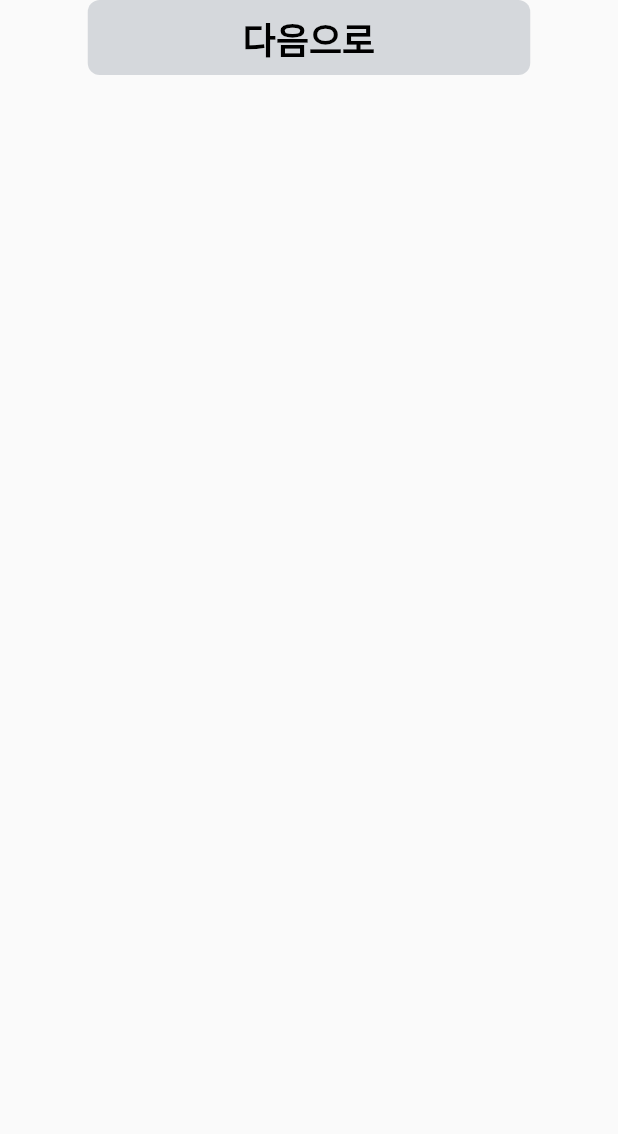
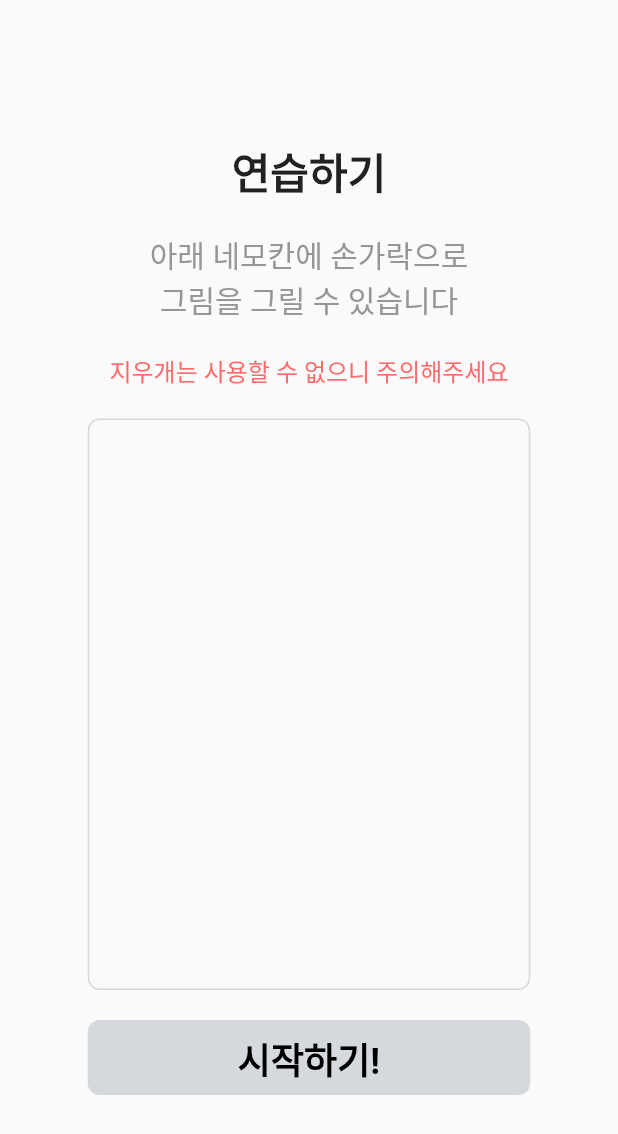
Before and after one commit to H4ngL/2024_ITE3062, a Flutter app: the TutorialPage screen opened directly, on a phone screen of 412 x 824 dp. Shown: the top 1134 px of the screen. Run offline on Flutter 3.47's test engine with Material 3 defaults, Android fonts, the phone set to English and light mode, and no system bars; our stand-ins replace cloud_firestore, dropdown_button2, firebase_auth, firebase_core, flutter_colorpicker, get and 2 more; missing offline and left inert: flutter_web_frame, just_the_tooltip; accounts and stored records are empty; Roboto replaces fonts that are missing (Pretendard).

Commit message:
feat: Complete initial UI layout
- Change app icon
- Add tutorial page
- Add canvas page
- Add end page

```diff
--- /dev/null
+++ b/project2/flutter_lancher_icons.yaml
@@ -0,0 +1,5 @@
+flutter_icons:
+  android: true
+  ios: true
+  image_path: "assets/images/app_icon.png"
+  remove_alpha_ios: true
--- a/project2/lib/screens/home_page.dart
+++ b/project2/lib/screens/home_page.dart
@@ -11,6 +11,7 @@ class HomePage extends StatelessWidget {
     return Scaffold(
       body: Padding(
         padding: const EdgeInsets.symmetric(horizontal: 32),
+        child: Center(
           child: Column(
             mainAxisAlignment: MainAxisAlignment.center,
             crossAxisAlignment: CrossAxisAlignment.center,
@@ -35,7 +36,7 @@ class HomePage extends StatelessWidget {
               ),
               const SizedBox(height: 20),
               Image.asset(
-              'assets/images/designer-image.png',
+                'assets/images/designer_image.png',
                 width: 250,
                 height: 258.65,
               ),
@@ -81,6 +82,7 @@ class HomePage extends StatelessWidget {
             ],
           ),
         ),
+      ),
     );
   }
 }
--- a/project2/lib/screens/pre_survey_page.dart
+++ b/project2/lib/screens/pre_survey_page.dart
@@ -20,6 +20,7 @@ class _PreSurveyPageState extends State<PreSurveyPage> {
     return Scaffold(
       body: Padding(
         padding: const EdgeInsets.symmetric(horizontal: 32),
+        child: Center(
           child: Column(
             mainAxisAlignment: MainAxisAlignment.center,
             crossAxisAlignment: CrossAxisAlignment.center,
@@ -34,7 +35,7 @@ class _PreSurveyPageState extends State<PreSurveyPage> {
               ),
               const SizedBox(height: 20),
               const Text(
-              '더 정확한 결과를 위해\n다음 질문에 답해주세요',
+                '더 정확한 분석을 위해\n다음 질문에 답해주세요',
                 style: TextStyle(
                   fontSize: 20,
                   fontWeight: FontWeight.w500,
@@ -64,7 +65,7 @@ class _PreSurveyPageState extends State<PreSurveyPage> {
                   ),
                   const SizedBox(height: 20),
                   const Text(
-                  '2. 당신의 나이는?',
+                    '2. 당신의 만 나이는?',
                     style: TextStyle(
                       fontSize: 18,
                     ),
@@ -117,6 +118,7 @@ class _PreSurveyPageState extends State<PreSurveyPage> {
             ],
           ),
         ),
+      ),
     );
   }
 }
--- a/project2/lib/screens/tutorial_page.dart
+++ b/project2/lib/screens/tutorial_page.dart
@@ -1,5 +1,5 @@
 import 'package:flutter/material.dart';
-import 'package:project2/screens/home_page.dart';
+import 'package:project2/screens/canvas_page.dart';
 import 'package:project2/theme/colors.dart';
 import 'package:project2/widgets/custom_button.dart';
 
@@ -9,23 +9,70 @@ class TutorialPage extends StatelessWidget {
   @override
   Widget build(BuildContext context) {
     return Scaffold(
-      body: Center(
-        child: Column(children: [
+      body: Padding(
+        padding: const EdgeInsets.symmetric(horizontal: 32),
+        child: Center(
+          child: Column(
+            mainAxisAlignment: MainAxisAlignment.center,
+            crossAxisAlignment: CrossAxisAlignment.center,
+            children: [
+              const Text(
+                '연습하기',
+                style: TextStyle(
+                  fontSize: 28,
+                  fontWeight: FontWeight.bold,
+                ),
+                textAlign: TextAlign.center,
+              ),
+              const SizedBox(height: 20),
+              const Text(
+                '아래 네모칸에 손가락으로\n그림을 그릴 수 있습니다',
+                style: TextStyle(
+                  fontSize: 20,
+                  fontWeight: FontWeight.w500,
+                  color: ColorStyles.grey2,
+                ),
+                textAlign: TextAlign.center,
+              ),
+              const SizedBox(height: 20),
+              const Text(
+                '지우개는 사용할 수 없으니 주의해주세요',
+                style: TextStyle(
+                  fontSize: 16,
+                  color: ColorStyles.negativeColor,
+                ),
+              ),
+              const SizedBox(height: 20),
+              Container(
+                width: 295,
+                height: 381,
+                decoration: BoxDecoration(
+                  border: Border.all(
+                    color: ColorStyles.grey0,
+                    width: 1,
+                  ),
+                  borderRadius: BorderRadius.circular(8),
+                ),
+              ),
+              const SizedBox(height: 20),
               CustomButton(
-            text: '다음으로',
+                text: '시작하기!',
                 onPressed: () {
                   Navigator.of(context).push(
                     PageRouteBuilder(
                       pageBuilder: (context, animation, secondaryAnimation) =>
-                      const HomePage(),
+                          const CanvasPage(),
                       transitionsBuilder:
-                      (context, animation, secondaryAnimation, child) => child,
+                          (context, animation, secondaryAnimation, child) =>
+                              child,
                     ),
                   );
                 },
                 color: ColorStyles.grey0,
               ),
-        ]),
+            ],
+          ),
+        ),
       ),
     );
   }
--- a/project2/lib/theme/colors.dart
+++ b/project2/lib/theme/colors.dart
@@ -8,4 +8,5 @@ class ColorStyles {
   static const Color grey2 = Color(0xFF949698);
   static const Color pointColor = Color(0xFF68E1FD);
   static const Color darkPointColor = Color(0xFF00B2FF);
+  static const Color negativeColor = Color(0xFFFF6B6B);
 }
--- a/project2/pubspec.yaml
+++ b/project2/pubspec.yaml
@@ -35,6 +35,7 @@ dependencies:
   # Use with the CupertinoIcons class for iOS style icons.
   cupertino_icons: ^1.0.6
   flutter_web_frame: ^1.0.0
+  flutter_launcher_icons: ^0.13.1
 
 dev_dependencies:
   flutter_test:
@@ -59,7 +60,9 @@ flutter:
 
   # To add assets to your application, add an assets section, like this:
   assets:
-    - assets/images/designer-image.png
+    - assets/images/designer_image.png
+    - assets/images/message_received_image.png
+    - assets/images/app_icon.png
   #   - images/a_dot_burr.jpeg
   #   - images/a_dot_ham.jpeg
 
```
Also changed, not shown: project2/lib/screens/canvas_page.dart (+79 -0 lines), project2/lib/screens/end_page.dart (+36 -0 lines), project2/assets/images/app_icon.png (added), project2/assets/images/designer_image.png (renamed from project2/assets/images/designer-image.png), project2/assets/images/message_received_image.png (added), project2/pubspec.lock, 6 other files. Lines whose indentation alone changed are shown as unchanged.
